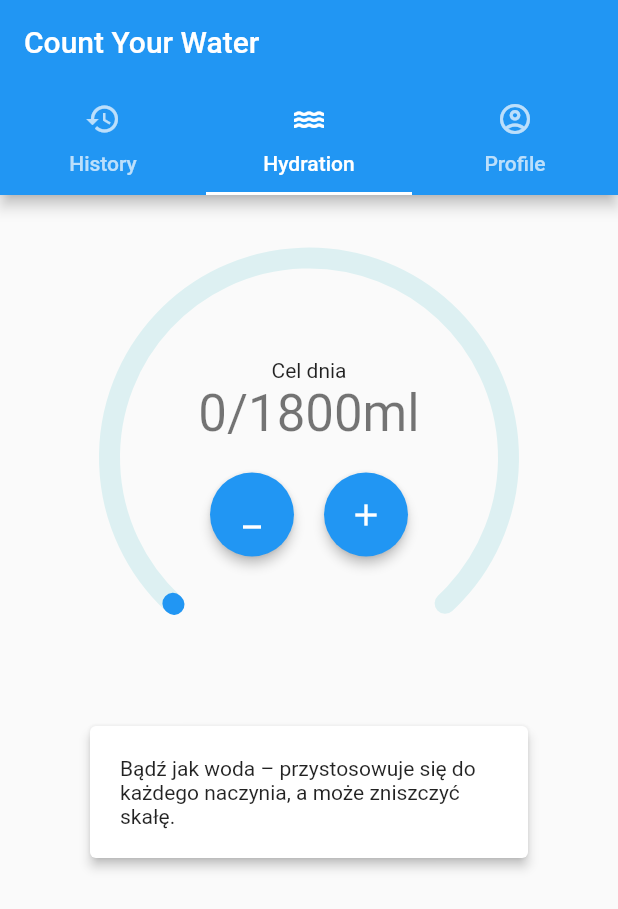
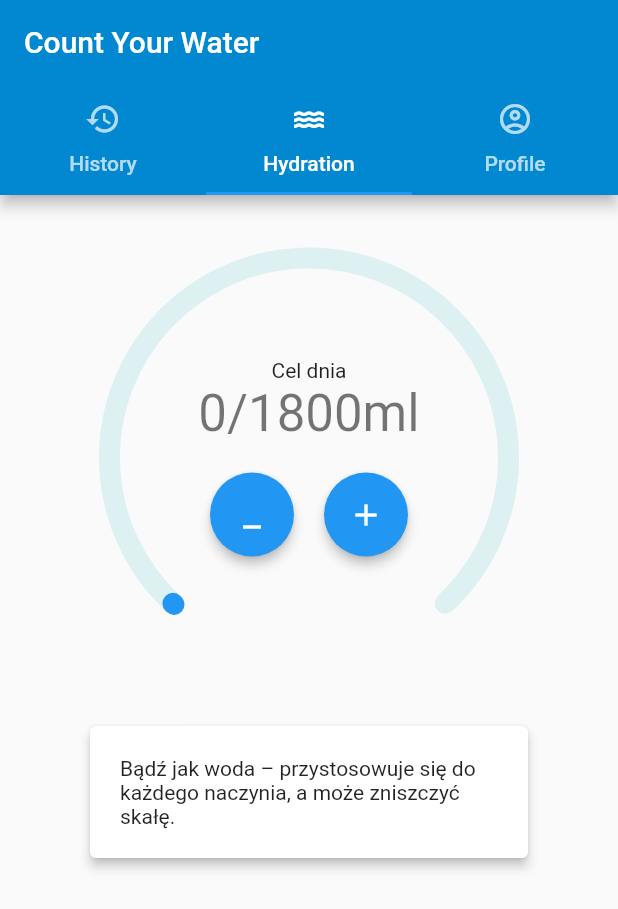
Before and after one commit to WeronikaWItt/count_your_water, a Flutter app: the screen it shows after launch, on a phone screen of 412 x 824 dp. Shown: the top 909 px of the screen. Run offline on Flutter 3.47's test engine with Material 2 defaults, Android fonts, the phone set to English and light mode, and no system bars; drawn by our look-alikes of syncfusion_flutter_gauges.

Commit message:
changed app bar color background

```diff
--- a/lib/screens/init_screen.dart
+++ b/lib/screens/init_screen.dart
@@ -1,3 +1,4 @@
+import 'package:count_your_water/constants.dart';
 import 'package:count_your_water/screens/hydration_screen.dart';
 import 'package:count_your_water/screens/profile_screen.dart';
 import 'package:flutter/material.dart';
@@ -14,6 +15,7 @@ class InitScreen extends StatelessWidget {
       initialIndex: 1,
       child: Scaffold(
         appBar: AppBar(
+          backgroundColor: kBlue,
           title: const Text('Count Your Water'),
           bottom: const TabBar(
             tabs: [
```
